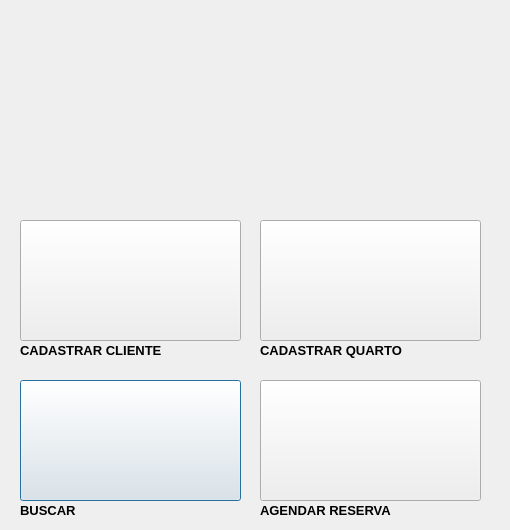
This is InterfaceGrafica/Hotel/menu.ui in Caioww/Hotel as Qt 5 draws it before an edit. The edited form follows.
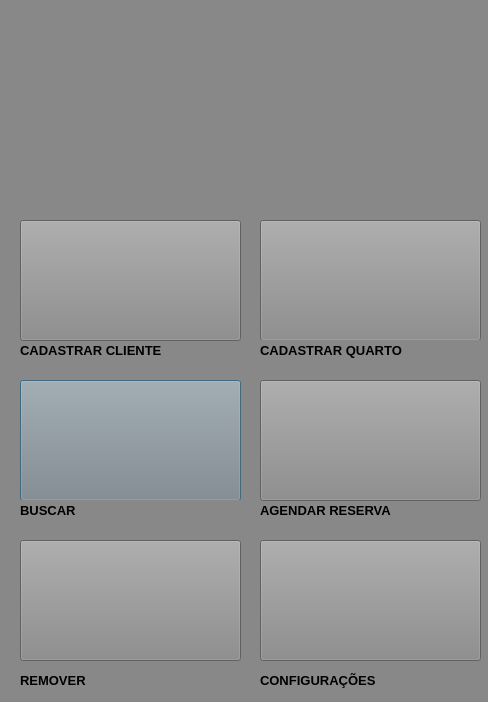
This is the edited form. Icons and pictures are not drawn.

```diff
--- a/InterfaceGrafica/Hotel/menu.ui
+++ b/InterfaceGrafica/Hotel/menu.ui
@@ -6,13 +6,16 @@
    <rect>
     <x>0</x>
     <y>0</y>
-    <width>510</width>
-    <height>530</height>
+    <width>488</width>
+    <height>702</height>
    </rect>
   </property>
   <property name="windowTitle">
    <string>Dialog</string>
   </property>
+  <property name="styleSheet">
+   <string notr="true">background-color: rgb(136, 136, 136);</string>
+  </property>
   <widget class="QPushButton" name="pushButton">
    <property name="geometry">
     <rect>
@@ -187,6 +190,80 @@
     <string/>
    </property>
   </widget>
+  <widget class="QPushButton" name="pushButton_2">
+   <property name="geometry">
+    <rect>
+     <x>20</x>
+     <y>540</y>
+     <width>221</width>
+     <height>121</height>
+    </rect>
+   </property>
+   <property name="styleSheet">
+    <string notr="true">background-image: url(:/imgs/imagens/remover.png)</string>
+   </property>
+   <property name="text">
+    <string/>
+   </property>
+  </widget>
+  <widget class="QPushButton" name="pushButton_4">
+   <property name="geometry">
+    <rect>
+     <x>260</x>
+     <y>540</y>
+     <width>221</width>
+     <height>121</height>
+    </rect>
+   </property>
+   <property name="styleSheet">
+    <string notr="true">background-image: url(:/imgs/imagens/config.png)</string>
+   </property>
+   <property name="text">
+    <string/>
+   </property>
+  </widget>
+  <widget class="QLabel" name="label_6">
+   <property name="geometry">
+    <rect>
+     <x>20</x>
+     <y>670</y>
+     <width>221</width>
+     <height>21</height>
+    </rect>
+   </property>
+   <property name="font">
+    <font>
+     <family>Arial</family>
+     <pointsize>10</pointsize>
+     <weight>75</weight>
+     <bold>true</bold>
+    </font>
+   </property>
+   <property name="text">
+    <string>REMOVER</string>
+   </property>
+  </widget>
+  <widget class="QLabel" name="label_7">
+   <property name="geometry">
+    <rect>
+     <x>260</x>
+     <y>670</y>
+     <width>221</width>
+     <height>21</height>
+    </rect>
+   </property>
+   <property name="font">
+    <font>
+     <family>Arial</family>
+     <pointsize>10</pointsize>
+     <weight>75</weight>
+     <bold>true</bold>
+    </font>
+   </property>
+   <property name="text">
+    <string>CONFIGURAÇÕES</string>
+   </property>
+  </widget>
  </widget>
  <resources>
   <include location="arquivosrecurso.qrc"/>
```
